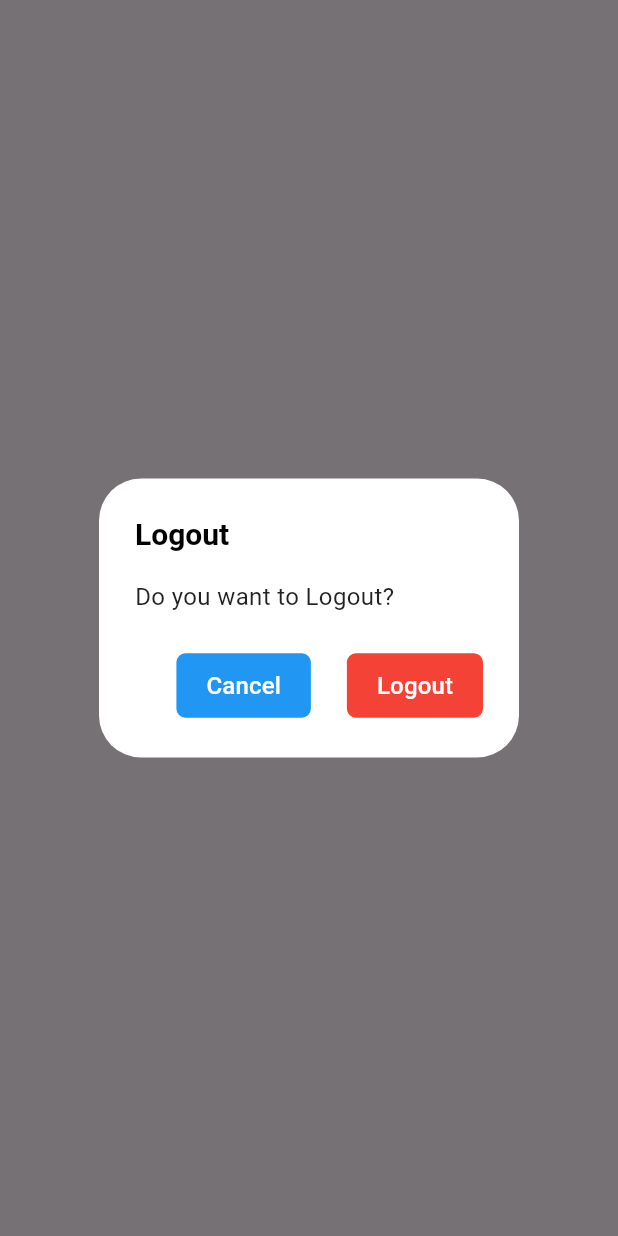
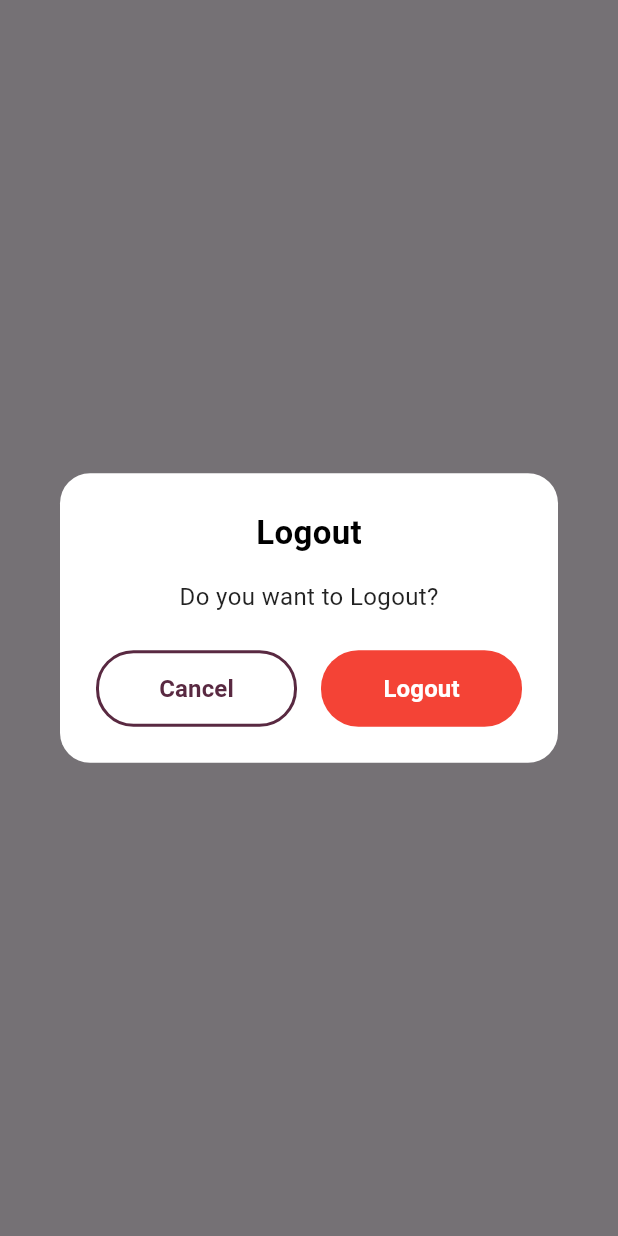
Before and after one commit to core-stack-org/cc-android-offline, a Flutter app: what showLogoutConfirmationDialog() shows on an empty page, opened directly, on a phone screen of 412 x 824 dp. Run offline on Flutter 3.47's test engine with Material 3 defaults, Android fonts, the phone set to English and light mode, and no system bars; our stand-ins replace connectivity_plus, device_info_plus, flutter_map, geolocator, latlong2, package_info_plus and 3 more; missing offline and left inert: flutter_inappwebview; accounts and stored records are empty; generated files the repository leaves out were written again; network calls fail; statements that could not run were skipped.

```diff
--- a/lib/services/logout.dart
+++ b/lib/services/logout.dart
@@ -9,62 +9,84 @@ class LogoutService {
       context: context,
       barrierDismissible: false,
       builder: (BuildContext context) {
-        return AlertDialog(
+        return Dialog(
           backgroundColor: Colors.white,
           surfaceTintColor: Colors.transparent,
-          title: const Text(
+          shape: RoundedRectangleBorder(
+            borderRadius: BorderRadius.circular(20.0),
+          ),
+          child: Container(
+            width: MediaQuery.of(context).size.width * 0.85, // Expanded width
+            padding: const EdgeInsets.all(24.0),
+            child: Column(
+              mainAxisSize: MainAxisSize.min,
+              children: [
+                const Text(
                   'Logout',
                   style: TextStyle(
-              fontSize: 20,
+                    fontSize: 22,
                     fontWeight: FontWeight.w600,
                     color: Colors.black,
                   ),
                 ),
-          content: const Text(
+                const SizedBox(height: 16),
+                const Text(
                   'Do you want to Logout?',
                   style: TextStyle(
                     fontSize: 16,
                     color: Colors.black87,
                   ),
                 ),
-          actions: <Widget>[
-            TextButton(
+                const SizedBox(height: 24),
+                Row(
+                  children: [
+                    // Cancel Button with border
+                    Expanded(
+                      child: TextButton(
                         style: TextButton.styleFrom(
-                backgroundColor: Colors.blue,
-                foregroundColor: Colors.white,
-                padding:
-                    const EdgeInsets.symmetric(horizontal: 20, vertical: 10),
+                          backgroundColor: Colors.white,
+                          foregroundColor: const Color(0xFF592941),
+                          padding: const EdgeInsets.symmetric(vertical: 14),
                           shape: RoundedRectangleBorder(
-                  borderRadius: BorderRadius.circular(6),
+                            borderRadius: BorderRadius.circular(
+                                25.0), // Much more rounded
+                            side: const BorderSide(
+                              color: Color(
+                                  0xFF592941), // Border color as requested
+                              width: 2.0,
+                            ),
                           ),
                         ),
                         child: const Text(
                           'Cancel',
                           style: TextStyle(
                             fontSize: 16,
-                  fontWeight: FontWeight.w500,
+                            fontWeight: FontWeight.w600,
                           ),
                         ),
                         onPressed: () {
                           Navigator.of(context).pop();
                         },
                       ),
-            const SizedBox(width: 8),
-            TextButton(
+                    ),
+                    const SizedBox(width: 16),
+                    // Logout Button - more rounded
+                    Expanded(
+                      child: TextButton(
                         style: TextButton.styleFrom(
                           backgroundColor: Colors.red,
                           foregroundColor: Colors.white,
-                padding:
-                    const EdgeInsets.symmetric(horizontal: 20, vertical: 10),
+                          padding: const EdgeInsets.symmetric(vertical: 14),
                           shape: RoundedRectangleBorder(
-                  borderRadius: BorderRadius.circular(6),
+                            borderRadius: BorderRadius.circular(
+                                25.0), // Much more rounded
                           ),
                         ),
                         child: const Text(
                           'Logout',
                           style: TextStyle(
                             fontSize: 16,
-                  fontWeight: FontWeight.w500,
+                            fontWeight: FontWeight.w600,
                           ),
                         ),
                         onPressed: () async {
@@ -72,7 +94,12 @@ class LogoutService {
                           await performLogout(context);
                         },
                       ),
+                    ),
                   ],
+                ),
+              ],
+            ),
+          ),
         );
       },
     );
```
Also changed, not shown: lib/location_selection.dart (+114 -20 lines), lib/ui/login_screen.dart (+5 -2 lines), lib/utils/constants.dart (+6 -4 lines). Lines whose indentation alone changed are shown as unchanged.
